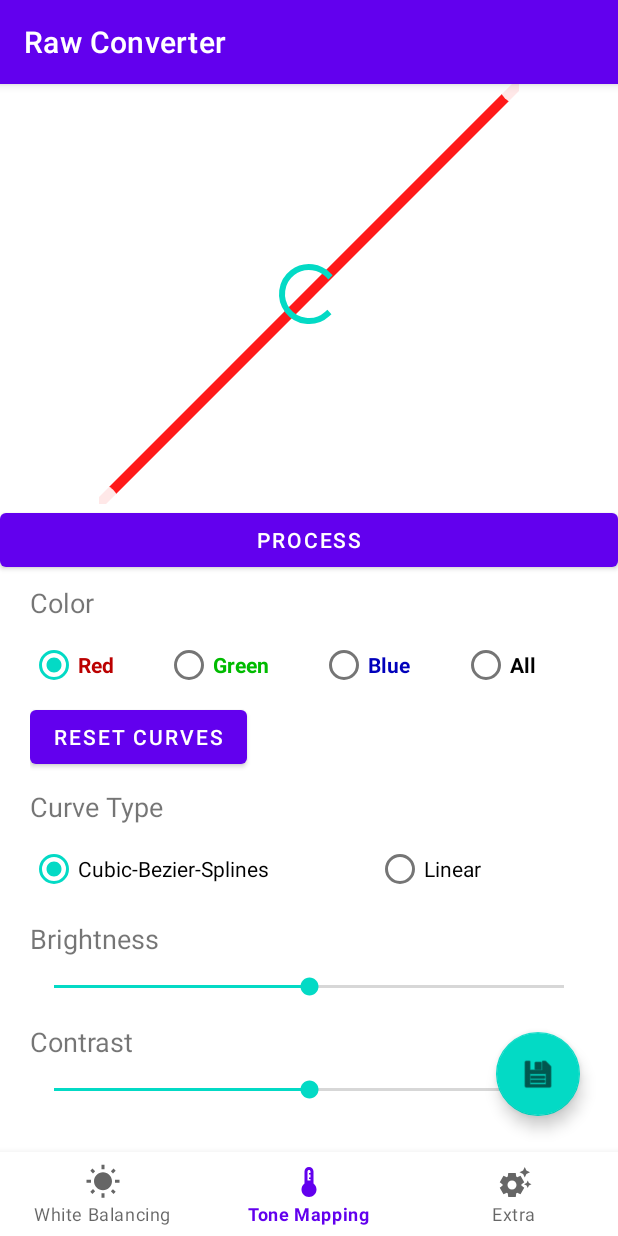
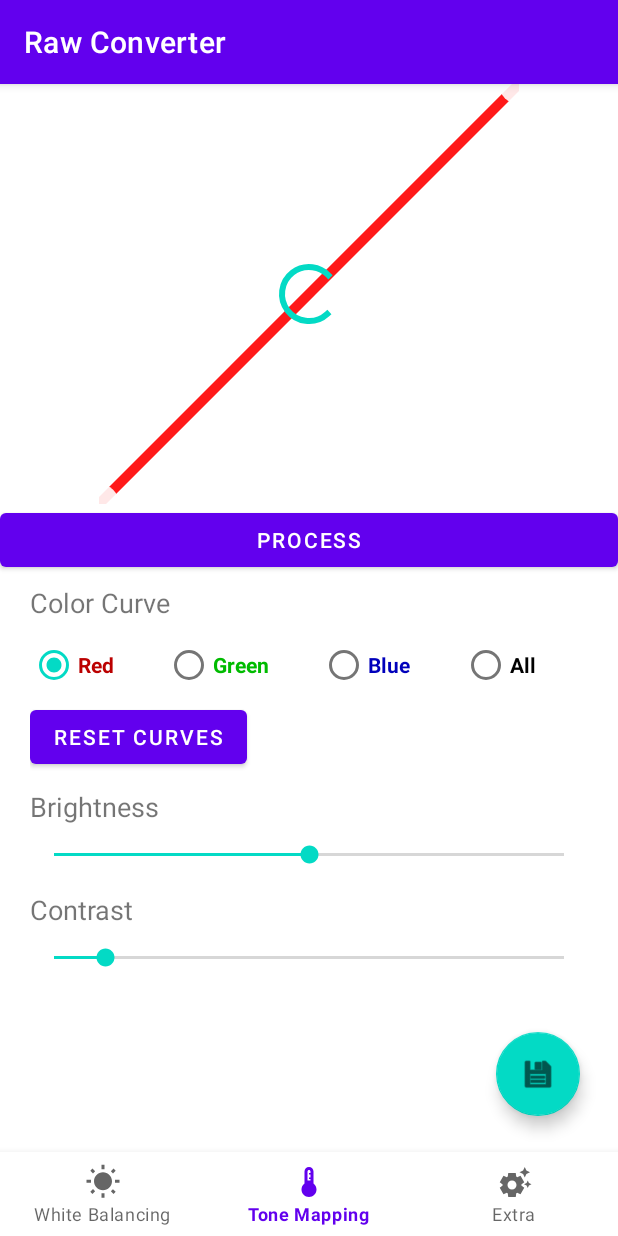
Before and after one commit to blackblur/raw-converter, an Android app: the EditActivity screen opened directly, with no data from a screen before it, item 2 of the bottom bar chosen, on a phone screen of 412 x 824 dp. Run offline under Robolectric (Android 15) with nearby library versions, the phone set to English and light mode, and no system bars; 2 statements that could not run were skipped.

Commit message:
add brightness and contrast functionality

```diff
--- a/app/src/main/java/com/example/rawconverter/EditActivity.java
+++ b/app/src/main/java/com/example/rawconverter/EditActivity.java
@@ -44,7 +44,7 @@ public class EditActivity extends AppCompatActivity {
     Group whiteBalancingGroup, toneMappingGroup, extraGroup;
     Button processButton;
     ProgressBar progressCircle;
-    RadioGroup whiteBalancingRadioGroup, toneRadioGroup, curveRadioGroup;
+    RadioGroup whiteBalancingRadioGroup, toneRadioGroup;
     SeekBar brightnessSeek, gammaSeek;
     ToneCurveView toneCurveView;
     NavigationBarView bottomNavigation;
@@ -73,7 +73,6 @@ public class EditActivity extends AppCompatActivity {
         processButton = findViewById(R.id.process_btn);
         whiteBalancingRadioGroup = findViewById(R.id.radio_group_white_balancing);
         toneRadioGroup = findViewById(R.id.radio_group_tone);
-        curveRadioGroup = findViewById(R.id.radio_group_curve);
         brightnessSeek = findViewById(R.id.brightness_seekbar);
         gammaSeek = findViewById(R.id.gamma_seekbar);
         toneCurveView = findViewById(R.id.tone_curve);
@@ -189,14 +188,6 @@ public class EditActivity extends AppCompatActivity {
                 toneCurveView.changeColor(toneSelection);
             }
         });
-        curveRadioGroup.setOnCheckedChangeListener(new RadioGroup.OnCheckedChangeListener() {
-            @Override
-            public void onCheckedChanged(RadioGroup radioGroup, int i) {
-                // TODO: Set curve selection
-                curveSelection = i;
-            }
-        });
-
 
         // Wire bottom menu
         bottomNavigation.setOnItemSelectedListener(new NavigationBarView.OnItemSelectedListener() {
@@ -292,11 +283,14 @@ public class EditActivity extends AppCompatActivity {
 
             @Override
             public void onStopTrackingTouch(SeekBar seekBar) {
-
+                float seekVal = seekBar.getProgress();
+                float brightnessVal = 65535 * seekVal / 100 - (65535f/2); // Scale to range 0-2
+                libraw.applyBrightness(brightnessVal, toneSelection);
+                processRaw(true);
             }
         });
 
-        contrastTonemapSeek.setProgress(50);
+        contrastTonemapSeek.setProgress(10);
         contrastTonemapSeek.setOnSeekBarChangeListener(new SeekBar.OnSeekBarChangeListener() {
             @Override
             public void onProgressChanged(SeekBar seekBar, int i, boolean b) {
@@ -308,7 +302,10 @@ public class EditActivity extends AppCompatActivity {
 
             @Override
             public void onStopTrackingTouch(SeekBar seekBar) {
-
+                float seekVal = seekBar.getProgress();
+                float contrastVal = 10 * seekVal / 100; // Scale to range 0-2
+                libraw.applyContrast(contrastVal, toneSelection);
+                processRaw(true);
             }
         });
 
--- a/app/src/main/java/com/example/rawconverter/LibRaw.java
+++ b/app/src/main/java/com/example/rawconverter/LibRaw.java
@@ -162,6 +162,8 @@ public class LibRaw implements AutoCloseable {
 
     public native void getInfo();
     public native void applyToneCurve(int[] pointsX, int[] pointsY, int rgb);
+    public native void applyContrast(float value, int rgb);
+    public native void applyBrightness(float value, int rgb);
     public native int getMaximumColor();
     public native int[] getToneCurve();
 
--- a/app/src/main/res/layout/activity_edit.xml
+++ b/app/src/main/res/layout/activity_edit.xml
@@ -171,7 +171,7 @@
                 android:layout_height="wrap_content"
                 android:layout_marginTop="5dp"
                 android:layout_marginBottom="5dp"
-                android:text="Color"
+                android:text="Color Curve"
                 android:textSize="18sp" />
 
             <RadioGroup xmlns:android="http://schemas.android.com/apk/res/android"
@@ -222,38 +222,6 @@
                 android:layout_width="wrap_content"
                 android:layout_height="wrap_content"
                 android:text="Reset Curves" />
-
-            <TextView
-                android:id="@+id/text_curve"
-                android:layout_width="match_parent"
-                android:layout_height="wrap_content"
-                android:layout_marginTop="10dp"
-                android:layout_marginBottom="5dp"
-                android:text="Curve Type"
-
-                android:textSize="18sp" />
-
-            <RadioGroup xmlns:android="http://schemas.android.com/apk/res/android"
-                android:id="@+id/radio_group_curve"
-                android:layout_width="match_parent"
-                android:layout_height="wrap_content"
-                android:checkedButton="@+id/radio_curve_bezier"
-                android:orientation="horizontal">
-
-                <RadioButton
-                    android:id="@+id/radio_curve_bezier"
-                    android:layout_width="wrap_content"
-                    android:layout_height="wrap_content"
-                    android:layout_weight="1"
-                    android:text="Cubic-Bezier-Splines" />
-
-                <RadioButton
-                    android:id="@+id/radio_curve_linear"
-                    android:layout_width="wrap_content"
-                    android:layout_height="wrap_content"
-                    android:layout_weight="1"
-                    android:text="Linear" />
-            </RadioGroup>
 
             <TextView
                 android:id="@+id/brightness_tonemap"
```
Also changed, not shown: 4 other files.
